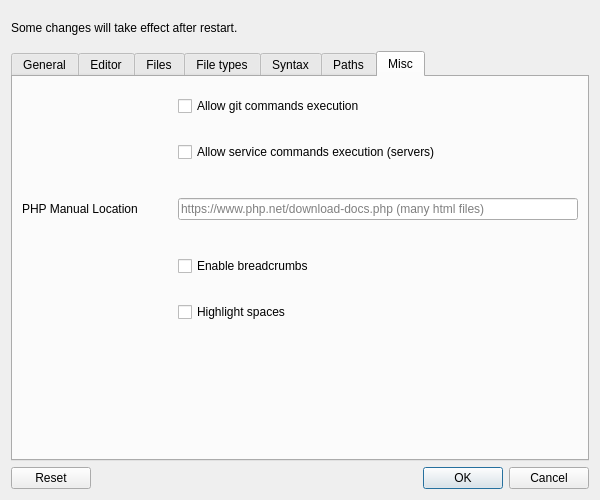
Before: the Qt Designer form ui/settings.ui in ziracms/editor, drawn with Qt 5.
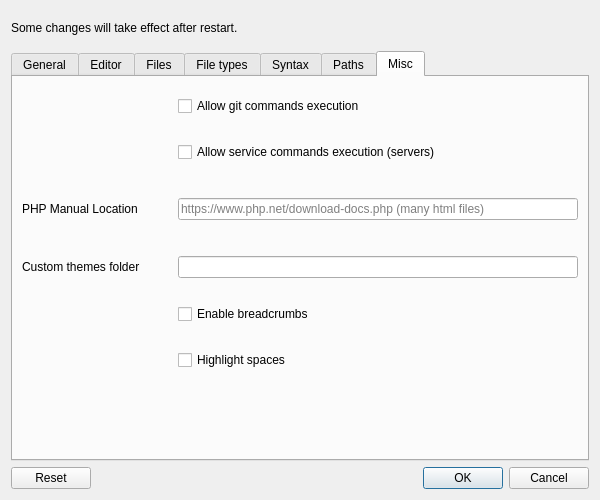
After: the same form once the commit is applied. The open tabs and pages were chosen to show the change.

Commit message: custom themes support

```diff
--- a/ui/settings.ui
+++ b/ui/settings.ui
@@ -1187,6 +1187,35 @@
          </item>
         </layout>
        </item>
+       <item>
+        <layout class="QHBoxLayout" name="customThemesFolderLayout">
+         <property name="leftMargin">
+          <number>0</number>
+         </property>
+         <property name="topMargin">
+          <number>10</number>
+         </property>
+         <property name="bottomMargin">
+          <number>10</number>
+         </property>
+         <item>
+          <widget class="QLabel" name="customThemesFolderLabel">
+           <property name="minimumSize">
+            <size>
+             <width>150</width>
+             <height>0</height>
+            </size>
+           </property>
+           <property name="text">
+            <string>Custom themes folder</string>
+           </property>
+          </widget>
+         </item>
+         <item>
+          <widget class="QLineEdit" name="customThemesFolderLineEdit"/>
+         </item>
+        </layout>
+       </item>
        <item>
         <layout class="QHBoxLayout" name="breadcrumbsLayout">
          <property name="leftMargin">
```
Left out of the diff: 12 changed lines with no effect on the pictures. The commit also changes 5 other files.
